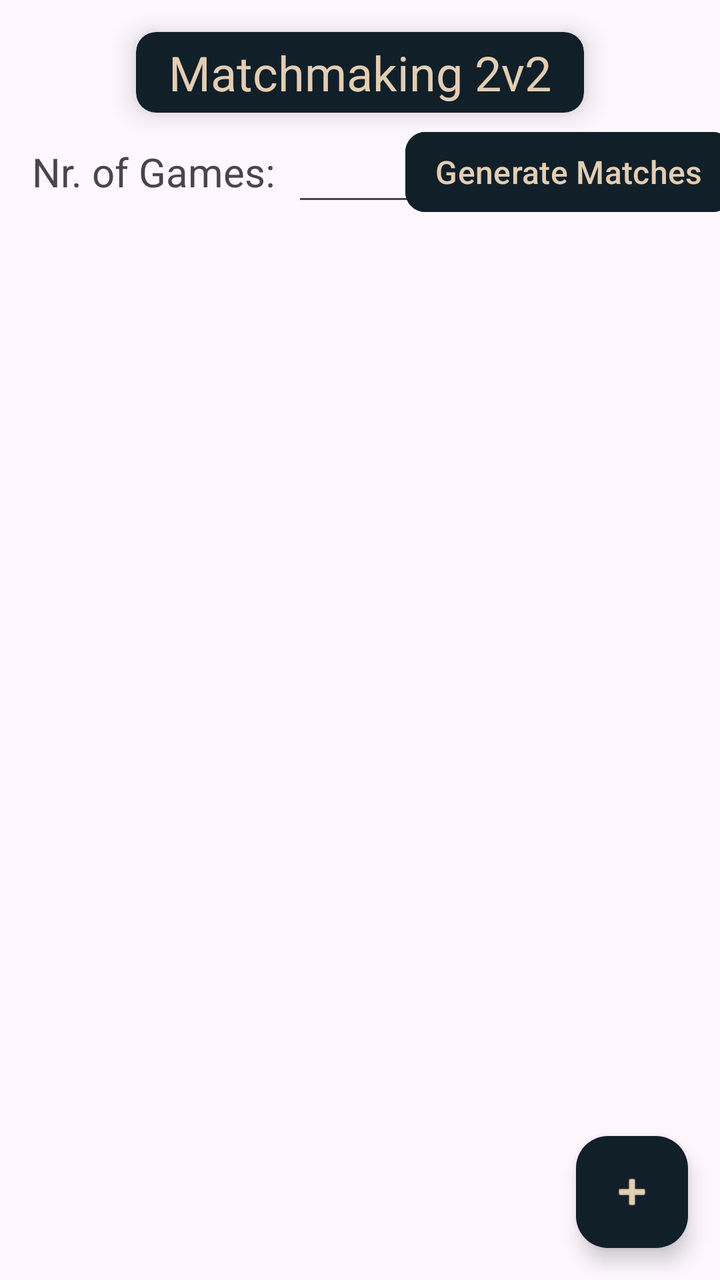
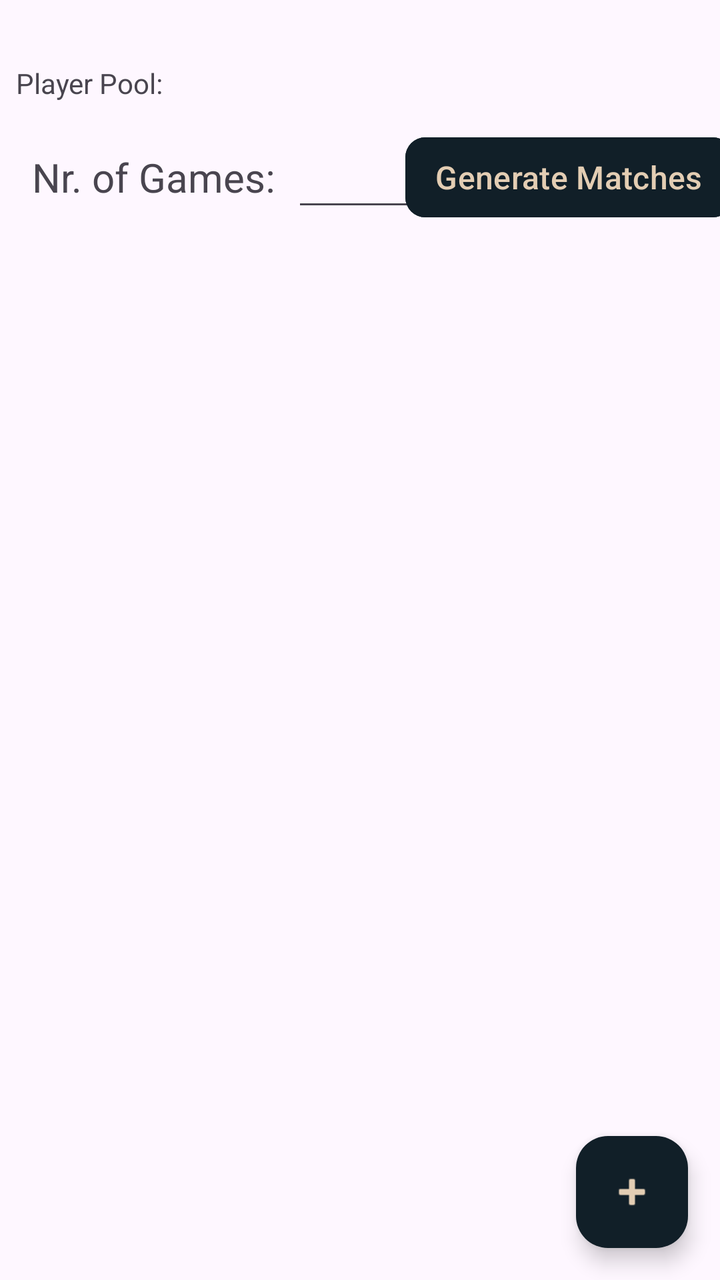

An Android layout rendered at two revisions. The XML below is the earlier revision; the diff shows what the commit changed to produce the second picture.
<!-- AndroidManifest.xml: application theme Theme.Matchmaking2v2 -->
<!-- res/layout/activity_main.xml -->
<?xml version="1.0" encoding="utf-8"?>
<androidx.constraintlayout.widget.ConstraintLayout xmlns:android="http://schemas.android.com/apk/res/android"
    xmlns:app="http://schemas.android.com/apk/res-auto"
    xmlns:tools="http://schemas.android.com/tools"
    android:id="@+id/main"
    android:layout_width="match_parent"
    android:layout_height="match_parent"
    tools:context=".MainActivity">

    <TextView
        android:id="@+id/tv_nrgames"
        android:layout_width="wrap_content"
        android:layout_height="wrap_content"
        android:layout_marginStart="16dp"
        android:layout_marginTop="16dp"
        android:text="Nr. of Games:"
        android:textSize="20sp"
        app:layout_constraintStart_toStartOf="parent"
        app:layout_constraintTop_toBottomOf="@+id/cardView" />

    <EditText
        android:id="@+id/et_nrgames"
        android:layout_width="wrap_content"
        android:layout_height="wrap_content"
        android:layout_marginStart="8dp"
        android:ems="3"
        android:inputType="numberDecimal"
        android:text="0"
        android:textAlignment="viewEnd"
        android:textSize="20sp"
        app:layout_constraintBottom_toBottomOf="@+id/tv_nrgames"
        app:layout_constraintStart_toEndOf="@+id/tv_nrgames"
        app:layout_constraintTop_toTopOf="@+id/tv_nrgames" />

    <androidx.recyclerview.widget.RecyclerView
        android:id="@+id/rvRounds"
        android:layout_width="409dp"
        android:layout_height="0dp"
        android:layout_marginTop="16dp"
        app:layout_constraintBottom_toBottomOf="parent"
        app:layout_constraintEnd_toEndOf="parent"
        app:layout_constraintStart_toStartOf="parent"
        app:layout_constraintTop_toBottomOf="@id/tv_nrgames"
        app:layout_constraintVertical_bias="0.0" />

    <Button
        android:id="@+id/b_generate"
        android:layout_width="wrap_content"
        android:layout_height="wrap_content"
        android:layout_marginStart="8dp"
        android:layout_marginEnd="16dp"
        android:backgroundTint="@color/blueBlack"
        android:elevation="8dp"
        android:paddingLeft="15dp"
        android:paddingTop="0dp"
        android:paddingRight="15dp"
        android:paddingBottom="0dp"
        android:text="Generate Matches"
        android:textColor="@color/tanAccent"
        android:textSize="16sp"
        app:cornerRadius="10dp"
        app:layout_constraintBottom_toBottomOf="@+id/et_nrgames"
        app:layout_constraintEnd_toEndOf="parent"
        app:layout_constraintStart_toEndOf="@+id/et_nrgames"
        app:layout_constraintTop_toTopOf="@+id/et_nrgames" />

    <androidx.cardview.widget.CardView
        android:id="@+id/cardView"
        android:layout_width="wrap_content"
        android:layout_height="wrap_content"
        android:layout_marginTop="16dp"
        app:cardBackgroundColor="@color/blueBlack"
        app:cardCornerRadius="10dp"
        app:cardElevation="8dp"
        app:layout_constraintEnd_toEndOf="parent"
        app:layout_constraintStart_toStartOf="parent"
        app:layout_constraintTop_toTopOf="parent">

        <androidx.constraintlayout.widget.ConstraintLayout
            android:layout_width="match_parent"
            android:layout_height="match_parent">

            <TextView
                android:id="@+id/tv_title2"
                android:layout_width="wrap_content"
                android:layout_height="wrap_content"
                android:layout_marginStart="8pt"
                android:layout_marginTop="2pt"
                android:layout_marginEnd="8pt"
                android:layout_marginBottom="2pt"
                android:text="Matchmaking 2v2"
                android:textColor="@color/tanAccent"
                android:textSize="24sp"
                app:layout_constraintBottom_toBottomOf="parent"
                app:layout_constraintEnd_toEndOf="parent"
                app:layout_constraintStart_toStartOf="parent"
                app:layout_constraintTop_toTopOf="parent" />

        </androidx.constraintlayout.widget.ConstraintLayout>

    </androidx.cardview.widget.CardView>

    <com.google.android.material.floatingactionbutton.FloatingActionButton
        android:id="@+id/fabAddPlayers"
        android:layout_width="wrap_content"
        android:layout_height="wrap_content"
        android:layout_marginEnd="16dp"
        android:layout_marginBottom="16dp"
        android:clickable="true"
        android:src="@android:drawable/ic_input_add"
        app:backgroundTint="@color/blueBlack"
        app:tint="@color/tanAccent"
        app:layout_constraintBottom_toBottomOf="parent"
        app:layout_constraintEnd_toEndOf="parent" />

</androidx.constraintlayout.widget.ConstraintLayout>
<!-- resources referenced by this layout -->
<resources>
  <color name="blueBlack">#111f28</color>
  <color name="tanAccent">#e3cdb3</color>
  <style name="Theme.Matchmaking2v2" parent="Base.Theme.Matchmaking2v2" />
  <style name="Base.Theme.Matchmaking2v2" parent="Theme.Material3.DayNight"> 
          
          <item name="colorPrimary">@color/my_light_primary</item>
      </style>
  <color name="my_light_primary">#FF000000</color>
</resources>

<!-- the commit's change to res/layout/activity_main.xml (unified diff, before → after) -->
@@ -16,7 +16,7 @@
         android:text="Nr. of Games:"
         android:textSize="20sp"
         app:layout_constraintStart_toStartOf="parent"
-        app:layout_constraintTop_toBottomOf="@+id/cardView" />
+        app:layout_constraintTop_toBottomOf="@+id/rvplayers" />
 
     <EditText
         android:id="@+id/et_nrgames"
@@ -31,6 +31,13 @@
         app:layout_constraintBottom_toBottomOf="@+id/tv_nrgames"
         app:layout_constraintStart_toEndOf="@+id/tv_nrgames"
         app:layout_constraintTop_toTopOf="@+id/tv_nrgames" />
+
+    <androidx.recyclerview.widget.RecyclerView
+        android:id="@+id/rvplayers"
+        android:layout_width="match_parent"
+        android:layout_height="wrap_content"
+        android:layout_marginTop="8dp"
+        app:layout_constraintTop_toBottomOf="@+id/textView3" />
 
     <androidx.recyclerview.widget.RecyclerView
         android:id="@+id/rvRounds"
@@ -64,42 +71,6 @@
         app:layout_constraintStart_toEndOf="@+id/et_nrgames"
         app:layout_constraintTop_toTopOf="@+id/et_nrgames" />
 
-    <androidx.cardview.widget.CardView
-        android:id="@+id/cardView"
-        android:layout_width="wrap_content"
-        android:layout_height="wrap_content"
-        android:layout_marginTop="16dp"
-        app:cardBackgroundColor="@color/blueBlack"
-        app:cardCornerRadius="10dp"
-        app:cardElevation="8dp"
-        app:layout_constraintEnd_toEndOf="parent"
-        app:layout_constraintStart_toStartOf="parent"
-        app:layout_constraintTop_toTopOf="parent">
-
-        <androidx.constraintlayout.widget.ConstraintLayout
-            android:layout_width="match_parent"
-            android:layout_height="match_parent">
-
-            <TextView
-                android:id="@+id/tv_title2"
-                android:layout_width="wrap_content"
-                android:layout_height="wrap_content"
-                android:layout_marginStart="8pt"
-                android:layout_marginTop="2pt"
-                android:layout_marginEnd="8pt"
-                android:layout_marginBottom="2pt"
-                android:text="Matchmaking 2v2"
-                android:textColor="@color/tanAccent"
-                android:textSize="24sp"
-                app:layout_constraintBottom_toBottomOf="parent"
-                app:layout_constraintEnd_toEndOf="parent"
-                app:layout_constraintStart_toStartOf="parent"
-                app:layout_constraintTop_toTopOf="parent" />
-
-        </androidx.constraintlayout.widget.ConstraintLayout>
-
-    </androidx.cardview.widget.CardView>
-
     <com.google.android.material.floatingactionbutton.FloatingActionButton
         android:id="@+id/fabAddPlayers"
         android:layout_width="wrap_content"
@@ -113,4 +84,14 @@
         app:layout_constraintBottom_toBottomOf="parent"
         app:layout_constraintEnd_toEndOf="parent" />
 
+    <TextView
+        android:id="@+id/textView3"
+        android:layout_width="wrap_content"
+        android:layout_height="wrap_content"
+        android:layout_marginStart="8dp"
+        android:layout_marginTop="32dp"
+        android:text="Player Pool:"
+        app:layout_constraintStart_toStartOf="parent"
+        app:layout_constraintTop_toTopOf="parent" />
+
 </androidx.constraintlayout.widget.ConstraintLayout>
